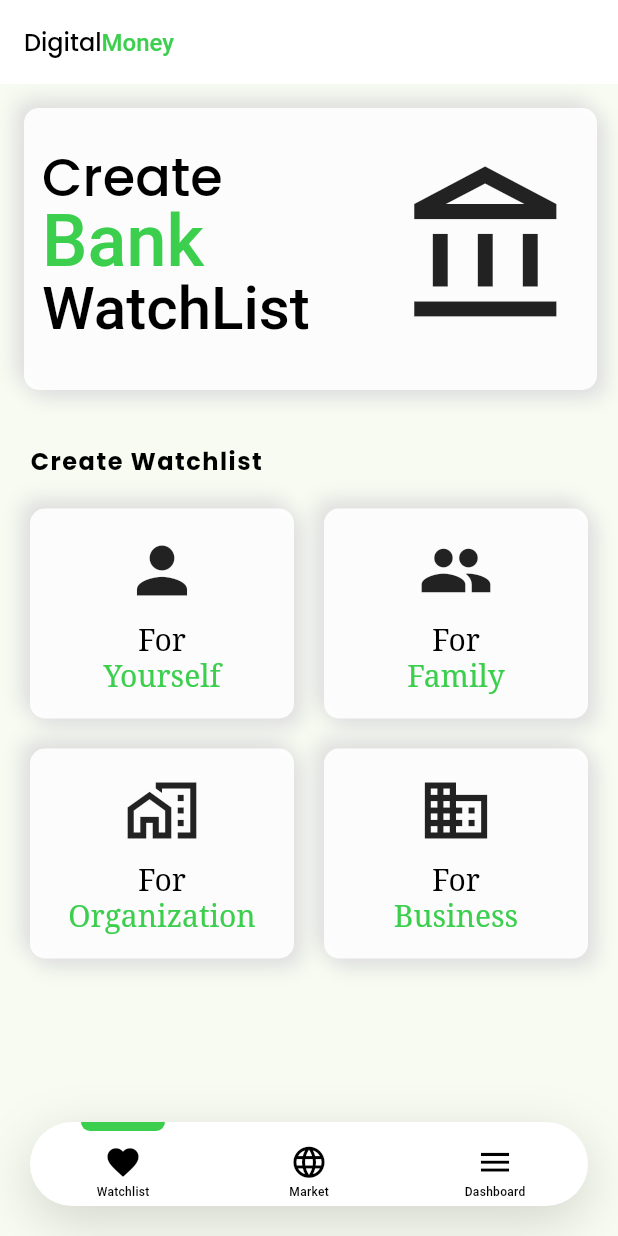
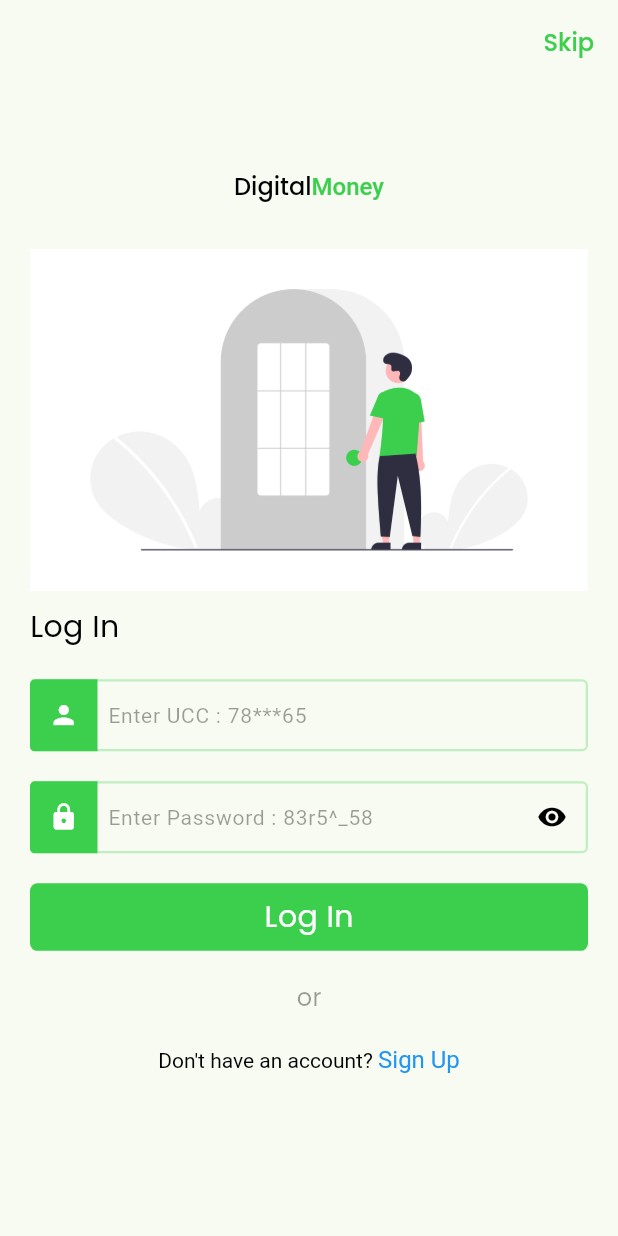
Before and after one commit to GamechiNitin/SimpleBank, a Flutter app: the screen it shows after launch, on a phone screen of 412 x 824 dp. Run offline on Flutter 3.47's test engine with Material 2 defaults, Android fonts, the phone set to English and light mode, and no system bars; our stand-ins replace flutter_bloc, google_fonts, shared_preferences.

Commit message:
LogIn Screen UI : Light Mode

```diff
--- /dev/null
+++ b/lib/utils/assets.dart
@@ -0,0 +1,4 @@
+
+
+const String iLogIn = "assets/login.png";
+const String iSignUP = "assets/signup.png";
--- a/lib/utils/colors.dart
+++ b/lib/utils/colors.dart
@@ -1,6 +1,7 @@
 import 'package:flutter/material.dart';
 
 const Color kPrimaryColor = Color(0xff3CCF4E);
+Color kLPrimaryColor = Color(0xff3CCF4E).withOpacity(0.3);
 const Color kLightPrimaryColor = Colors.redAccent;
 
 const Color kSecondaryColor = Colors.redAccent;
--- a/lib/utils/decoration.dart
+++ b/lib/utils/decoration.dart
@@ -1,10 +1,26 @@
-import 'dart:developer';
-
 import 'package:flutter/material.dart';
-import 'package:simple_bank/cubit/theme_cubit/dark_mode_cubit.dart';
 import 'package:simple_bank/utils/colors.dart';
 
 class CustomDecoration {
+  static InputBorder kSearchInputBorder = const OutlineInputBorder(
+    borderSide: BorderSide(
+      color: kWhiteColor,
+      width: 1.5,
+    ),
+  );
+  static InputBorder kInputBorder = OutlineInputBorder(
+    borderSide: BorderSide(
+      color: kLPrimaryColor,
+      width: 1.5,
+    ),
+  );
+  static InputBorder kErrorInputBorder = const OutlineInputBorder(
+    borderSide: BorderSide(
+      color: kErrorColor,
+      width: 1.5,
+    ),
+  );
+
   static Decoration watchDarkDeocoration = BoxDecoration(
     color: kDarkGrey1Color,
     borderRadius: BorderRadius.circular(10),
--- a/lib/utils/theme.dart
+++ b/lib/utils/theme.dart
@@ -44,6 +44,8 @@ class AppTheme {
       surface: kPrimaryColor,
       onSurface: ColorScheme.fromSeed(seedColor: kPrimaryColor).primary,
     ),
+
+    inputDecorationTheme: InputDecorationTheme(),
     textTheme: TextTheme(
       bodyMedium: GoogleFonts.poppins(
         color: kBlackColor,
--- /dev/null
+++ b/lib/view/screen/authentication/login_screen.dart
@@ -0,0 +1,210 @@
+import 'dart:developer';
+
+import 'package:simple_bank/utils/assets.dart';
+import 'package:simple_bank/utils/import.dart';
+import 'package:simple_bank/view/screen/bnb/home.dart';
+import 'package:simple_bank/view/widget/button_widget.dart';
+import 'package:simple_bank/view/widget/textfield_widget.dart';
+
+class LogInScreen extends StatefulWidget {
+  const LogInScreen({super.key});
+
+  @override
+  State<LogInScreen> createState() => _LogInScreenState();
+}
+
+class _LogInScreenState extends State<LogInScreen> {
+  TextEditingController userIdController = TextEditingController();
+  TextEditingController passwordController = TextEditingController();
+  FocusNode userIdFn = FocusNode();
+  FocusNode passwordFn = FocusNode();
+
+  final _formKey = GlobalKey<FormState>();
+
+  bool isLoading = false;
+  bool obscureText = true;
+
+  _changeLoading(bool loading) {
+    isLoading = loading;
+    _notify();
+  }
+
+  _notify() {
+    if (mounted) setState(() {});
+  }
+
+  @override
+  void dispose() {
+    passwordFn.unfocus();
+    userIdController.clear();
+    passwordController.clear();
+    userIdFn.unfocus();
+    super.dispose();
+  }
+
+  void gotoHomeScreen() {
+    Navigator.pushAndRemoveUntil(
+      context,
+      MaterialPageRoute(
+        builder: (context) => const Home(),
+      ),
+      (route) => false,
+    );
+  }
+
+  @override
+  Widget build(BuildContext context) {
+    return Scaffold(
+      appBar: AppBar(
+        backgroundColor: Theme.of(context).colorScheme.background,
+        elevation: 0,
+        title: Row(
+          mainAxisAlignment: MainAxisAlignment.end,
+          children: [
+            GestureDetector(
+              onTap: () {
+                gotoHomeScreen();
+              },
+              child: const Text(
+                'Skip',
+                style: TextStyle(
+                  fontSize: size16,
+                  color: kPrimaryColor,
+                ),
+              ),
+            ),
+          ],
+        ),
+      ),
+      body: ListView(
+        padding:
+            const EdgeInsets.only(top: kToolbarHeight, left: 20, right: 20),
+        children: [
+          RichText(
+            textAlign: TextAlign.center,
+            text: TextSpan(
+              text: "Digital",
+              style: Theme.of(context).appBarTheme.titleTextStyle,
+              children: [
+                TextSpan(
+                  text: "Money",
+                  style: TextStyle(
+                    fontSize: 16,
+                    fontWeight: FontWeight.w500,
+                    color: Theme.of(context).primaryColor,
+                  ),
+                )
+              ],
+            ),
+          ),
+          const SizedBox(height: 30),
+          Image.asset(
+            iLogIn,
+            width: MediaQuery.of(context).size.width / 1.5,
+          ),
+          const SizedBox(height: 10),
+          const Align(
+            alignment: Alignment.centerLeft,
+            child: Text(
+              'Log In',
+              textAlign: TextAlign.left,
+              style: TextStyle(
+                fontSize: 20,
+                color: kBlackColor,
+              ),
+            ),
+          ),
+          const SizedBox(height: 20),
+          Form(
+            key: _formKey,
+            child: Column(
+              children: [
+                TextFormWidget(
+                  controller: userIdController,
+                  focusNode: userIdFn,
+                  label: 'Enter UCC : 78***65',
+                  prefixIcon: Icons.person,
+                  validator: (val) {
+                    log(val.toString());
+                    if (val == null || val == '') {
+                      return 'Enter the UCC Id';
+                    }
+                    return null;
+                  },
+                  onChanged: (val) {},
+                ),
+                const SizedBox(height: 20),
+                TextFormWidget(
+                  controller: passwordController,
+                  focusNode: passwordFn,
+                  label: 'Enter Password : 83r5^_58',
+                  prefixIcon: Icons.lock,
+                  suffixIcon:
+                      obscureText ? Icons.visibility : Icons.visibility_off,
+                  obscureText: obscureText,
+                  onSuffixIxonTap: () {
+                    obscureText = !obscureText;
+                    _notify();
+                  },
+                  validator: (val) {
+                    if (val == null || val == '') {
+                      return 'Enter the Password';
+                    } else if (val.length < 8) {
+                      return 'Enter the Eight-Digit Password';
+                    }
+                    return null;
+                  },
+                  onChanged: (val) {
+                    log(val);
+                    _notify();
+                  },
+                ),
+                ButtonWidget(
+                  text: 'Log In',
+                  onTap: () {
+                    if (_formKey.currentState != null &&
+                        _formKey.currentState!.validate()) {
+                      // loginApiCall();
+                    }
+                  },
+                ),
+                const Text(
+                  'or',
+                  style: TextStyle(
+                    fontSize: size16,
+                    color: kHintColor,
+                  ),
+                ),
+                const SizedBox(height: 20),
+                GestureDetector(
+                  onTap: () {
+                    // gotoSignUpPage();
+                  },
+                  child: RichText(
+                    textAlign: TextAlign.center,
+                    text: const TextSpan(
+                      text: "Don't have an account? ",
+                      style: TextStyle(
+                        fontSize: size14,
+                        color: kBlackColor,
+                      ),
+                      children: [
+                        TextSpan(
+                          text: 'Sign Up',
+                          style: TextStyle(
+                            fontSize: size16,
+                            color: kBlueColor,
+                          ),
+                        ),
+                      ],
+                    ),
+                  ),
+                ),
+              ],
+            ),
+          )
+        ],
+      ),
+    );
+  }
+}
--- a/lib/view/splash_screen.dart
+++ b/lib/view/splash_screen.dart
@@ -1,6 +1,7 @@
 import 'dart:async';
 
 import 'package:simple_bank/utils/import.dart';
+import 'package:simple_bank/view/screen/authentication/login_screen.dart';
 import 'package:simple_bank/view/screen/bnb/home.dart';
 
 class SplashScreen extends StatefulWidget {
@@ -18,7 +19,7 @@ class _SplashScreenState extends State<SplashScreen> {
   }
 
   Future<void> initTimer() async {
-    Timer(const Duration(seconds: 2), gotoHome);
+    Timer(const Duration(seconds: 2), gotoLogInScreen);
   }
 
   void gotoHomeScreen() {
@@ -26,6 +27,16 @@ class _SplashScreenState extends State<SplashScreen> {
       context,
       MaterialPageRoute(
         builder: (context) => const HomeScreen(),
+      ),
+      (route) => false,
+    );
+  }
+
+  void gotoLogInScreen() {
+    Navigator.pushAndRemoveUntil(
+      context,
+      MaterialPageRoute(
+        builder: (context) => const LogInScreen(),
       ),
       (route) => false,
     );
--- /dev/null
+++ b/lib/view/widget/button_widget.dart
@@ -0,0 +1,37 @@
+import 'package:simple_bank/utils/import.dart';
+
+class ButtonWidget extends StatelessWidget {
+  const ButtonWidget({
+    super.key,
+    required this.text,
+    required this.onTap,
+    this.margin,
+  });
+  final String text;
+  final VoidCallback onTap;
+  final EdgeInsetsGeometry? margin;
+  @override
+  Widget build(BuildContext context) {
+    return GestureDetector(
+      onTap: onTap,
+      child: Container(
+        height: 45,
+        margin: margin ?? const EdgeInsets.symmetric(vertical: 20),
+        alignment: Alignment.center,
+        width: MediaQuery.of(context).size.width,
+        decoration: BoxDecoration(
+          color: kPrimaryColor,
+          borderRadius: BorderRadius.circular(5),
+        ),
+        child: Text(
+          text,
+          style: const TextStyle(
+            fontSize: size20,
+            color: kWhiteColor,
+            fontWeight: FontWeight.w400,
+          ),
+        ),
+      ),
+    );
+  }
+}
--- /dev/null
+++ b/lib/view/widget/textfield_widget.dart
@@ -0,0 +1,86 @@
+import 'package:simple_bank/utils/decoration.dart';
+import 'package:simple_bank/utils/import.dart';
+
+class TextFormWidget extends StatelessWidget {
+  const TextFormWidget({
+    super.key,
+    required this.controller,
+    required this.focusNode,
+    required this.label,
+    this.prefixIcon,
+    this.suffixIcon,
+    this.onChanged,
+    this.onEditingComplete,
+    this.validator,
+    this.obscureText,
+    this.onSuffixIxonTap,
+  });
+  final TextEditingController controller;
+  final FocusNode focusNode;
+  final String label;
+  final IconData? prefixIcon;
+  final IconData? suffixIcon;
+  final Function(String)? onChanged;
+  final Function()? onEditingComplete;
+  final String? Function(String?)? validator;
+  final bool? obscureText;
+  final VoidCallback? onSuffixIxonTap;
+
+  @override
+  Widget build(BuildContext context) {
+    return TextFormField(
+      controller: controller,
+      focusNode: focusNode,
+      onChanged: onChanged,
+      cursorColor: kLightPrimaryColor,
+      onEditingComplete: onEditingComplete,
+      validator: validator,
+      obscureText: obscureText != null ? obscureText! : false,
+      decoration: InputDecoration(
+        hintText: label,
+        hintStyle: const TextStyle(
+          fontSize: 14,
+          color: kHintColor,
+        ),
+        prefixIcon: prefixIcon == null
+            ? null
+            : Container(
+                margin: const EdgeInsets.only(right: 3),
+                decoration: const BoxDecoration(
+                  color: kPrimaryColor,
+                  borderRadius: BorderRadius.only(
+                    topLeft: Radius.circular(3),
+                    bottomLeft: Radius.circular(3),
+                  ),
+                ),
+                child: Icon(
+                  prefixIcon,
+                  // Icons.search,
+                  size: 20,
+                  color: kWhiteColor,
+                ),
+              ),
+        suffixIcon: suffixIcon == null
+            ? null
+            : GestureDetector(
+                onTap: onSuffixIxonTap,
+                child: Container(
+                  color: Colors.transparent,
+                  child: Icon(
+                    suffixIcon,
+                    size: 20,
+                    color: kBlackColor,
+                  ),
+                ),
+              ),
+        contentPadding: EdgeInsets.zero,
+        border: CustomDecoration.kInputBorder,
+        enabledBorder: CustomDecoration.kInputBorder,
+        focusedBorder: CustomDecoration.kInputBorder,
+        errorBorder: CustomDecoration.kErrorInputBorder,
+        disabledBorder: CustomDecoration.kInputBorder,
+        focusedErrorBorder: CustomDecoration.kInputBorder,
+      ),
+    );
+  }
+}
--- a/pubspec.yaml
+++ b/pubspec.yaml
@@ -64,8 +64,8 @@ flutter:
   uses-material-design: true
 
   # To add assets to your application, add an assets section, like this:
-  # assets:
-  #   - images/a_dot_burr.jpeg
+  assets:
+    - assets/
   #   - images/a_dot_ham.jpeg
 
   # An image asset can refer to one or more resolution-specific "variants", see
```
Also changed, not shown: assets/login.png (added), assets/signup.png (added).
